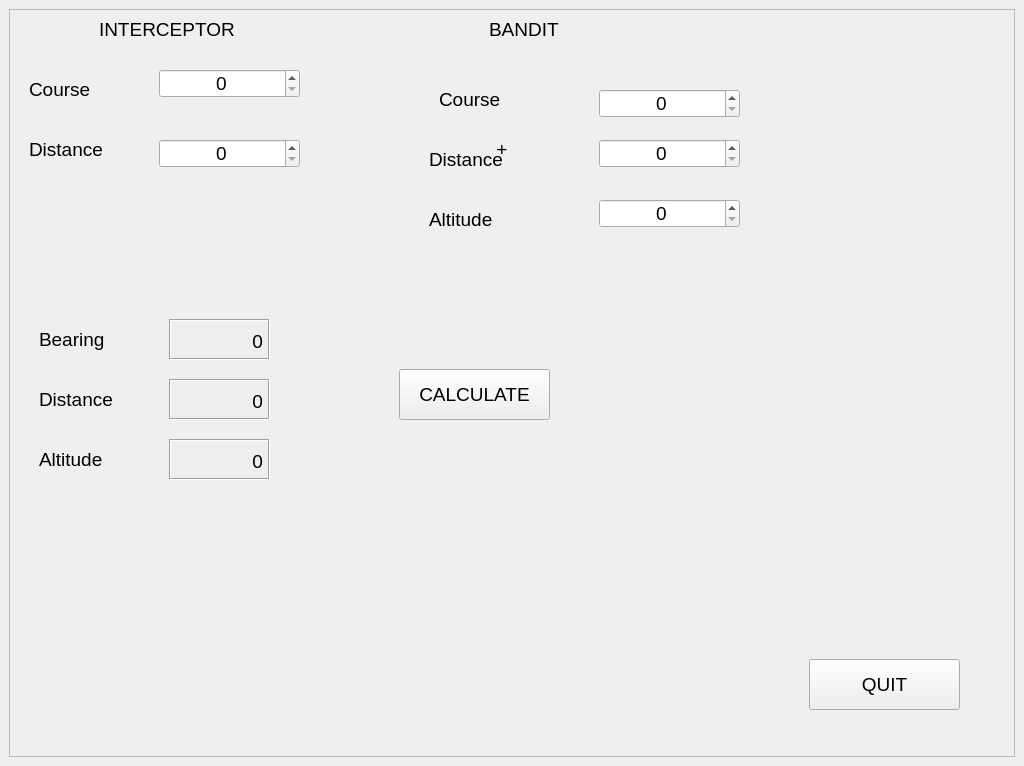
Above: calculatorform.ui from Barracuda-marina/qtcbra before the change. Below: the same form after it.
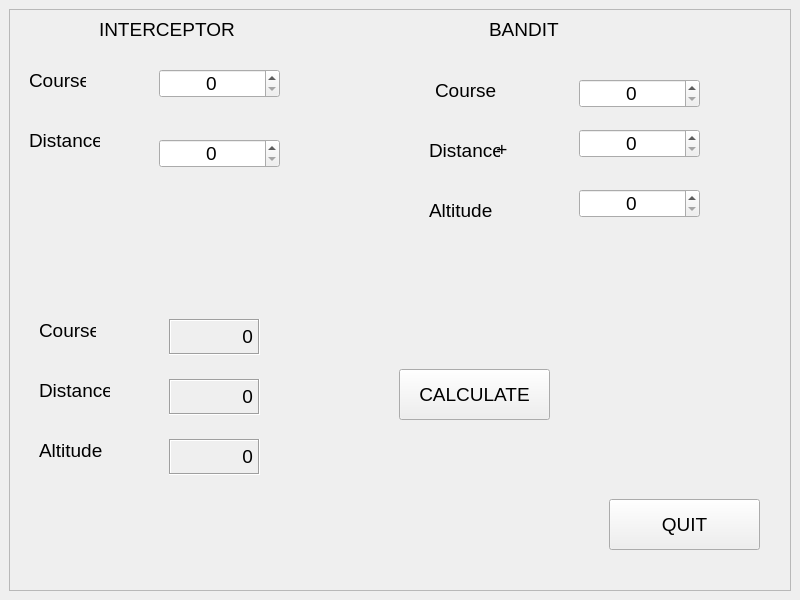
That is the form after the change. Icons and pictures are not drawn.

```diff
--- a/calculatorform.ui
+++ b/calculatorform.ui
@@ -2,14 +2,6 @@
 <ui version="4.0">
  <class>CalculatorForm</class>
  <widget class="QWidget" name="CalculatorForm">
-  <property name="geometry">
-   <rect>
-    <x>0</x>
-    <y>0</y>
-    <width>1024</width>
-    <height>766</height>
-   </rect>
-  </property>
   <property name="sizePolicy">
    <sizepolicy hsizetype="Preferred" vsizetype="Preferred">
     <horstretch>0</horstretch>
@@ -93,8 +85,8 @@
        <rect>
         <x>-20</x>
         <y>0</y>
-        <width>1006</width>
-        <height>601</height>
+        <width>791</width>
+        <height>471</height>
        </rect>
       </property>
       <widget class="QLabel" name="label_5">
@@ -102,8 +94,8 @@
         <rect>
          <x>40</x>
          <y>60</y>
-         <width>101</width>
-         <height>41</height>
+         <width>57</width>
+         <height>23</height>
         </rect>
        </property>
        <property name="text">
@@ -115,7 +107,7 @@
         <rect>
          <x>170</x>
          <y>60</y>
-         <width>141</width>
+         <width>121</width>
          <height>29</height>
         </rect>
        </property>
@@ -126,7 +118,7 @@
         <set>Qt::AlignCenter</set>
        </property>
        <property name="maximum">
-        <number>500</number>
+        <number>359</number>
        </property>
        <property name="singleStep">
         <number>2</number>
@@ -137,8 +129,8 @@
         <rect>
          <x>40</x>
          <y>120</y>
-         <width>111</width>
-         <height>41</height>
+         <width>71</width>
+         <height>23</height>
         </rect>
        </property>
        <property name="text">
@@ -150,7 +142,7 @@
         <rect>
          <x>170</x>
          <y>130</y>
-         <width>141</width>
+         <width>121</width>
          <height>29</height>
         </rect>
        </property>
@@ -161,16 +153,19 @@
         <set>Qt::AlignCenter</set>
        </property>
        <property name="maximum">
-        <number>359</number>
+        <number>300</number>
+       </property>
+       <property name="displayIntegerBase">
+        <number>10</number>
        </property>
       </widget>
       <widget class="QLabel" name="label_7">
        <property name="geometry">
         <rect>
-         <x>450</x>
+         <x>446</x>
          <y>70</y>
-         <width>101</width>
-         <height>41</height>
+         <width>61</width>
+         <height>23</height>
         </rect>
        </property>
        <property name="text">
@@ -182,8 +177,8 @@
         <rect>
          <x>440</x>
          <y>130</y>
-         <width>111</width>
-         <height>41</height>
+         <width>71</width>
+         <height>23</height>
         </rect>
        </property>
        <property name="text">
@@ -195,8 +190,8 @@
         <rect>
          <x>440</x>
          <y>190</y>
-         <width>111</width>
-         <height>41</height>
+         <width>63</width>
+         <height>23</height>
         </rect>
        </property>
        <property name="text">
@@ -206,9 +201,9 @@
       <widget class="QSpinBox" name="inputSpinBox_Bandit_Alt">
        <property name="geometry">
         <rect>
-         <x>610</x>
-         <y>190</y>
-         <width>141</width>
+         <x>590</x>
+         <y>180</y>
+         <width>121</width>
          <height>29</height>
         </rect>
        </property>
@@ -219,15 +214,15 @@
         <set>Qt::AlignCenter</set>
        </property>
        <property name="maximum">
-        <number>359</number>
+        <number>500</number>
        </property>
       </widget>
       <widget class="QSpinBox" name="inputSpinBox_Bandit_Bear_BE">
        <property name="geometry">
         <rect>
-         <x>610</x>
-         <y>80</y>
-         <width>141</width>
+         <x>590</x>
+         <y>70</y>
+         <width>121</width>
          <height>29</height>
         </rect>
        </property>
@@ -238,7 +233,7 @@
         <set>Qt::AlignCenter</set>
        </property>
        <property name="maximum">
-        <number>500</number>
+        <number>359</number>
        </property>
        <property name="singleStep">
         <number>2</number>
@@ -247,9 +242,9 @@
       <widget class="QSpinBox" name="inputSpinBox_Bandit_Dist_BE">
        <property name="geometry">
         <rect>
-         <x>610</x>
-         <y>130</y>
-         <width>141</width>
+         <x>590</x>
+         <y>120</y>
+         <width>121</width>
          <height>29</height>
         </rect>
        </property>
@@ -260,7 +255,7 @@
         <set>Qt::AlignCenter</set>
        </property>
        <property name="maximum">
-        <number>359</number>
+        <number>300</number>
        </property>
       </widget>
       <widget class="QLabel" name="outputWidget_1">
@@ -268,8 +263,8 @@
         <rect>
          <x>180</x>
          <y>310</y>
-         <width>101</width>
-         <height>41</height>
+         <width>91</width>
+         <height>36</height>
         </rect>
        </property>
        <property name="frameShape">
@@ -290,12 +285,12 @@
         <rect>
          <x>50</x>
          <y>310</y>
-         <width>101</width>
-         <height>41</height>
+         <width>57</width>
+         <height>23</height>
         </rect>
        </property>
        <property name="text">
-        <string>Bearing</string>
+        <string>Course</string>
        </property>
       </widget>
       <widget class="QLabel" name="label_11">
@@ -303,8 +298,8 @@
         <rect>
          <x>50</x>
          <y>370</y>
-         <width>111</width>
-         <height>41</height>
+         <width>71</width>
+         <height>23</height>
         </rect>
        </property>
        <property name="text">
@@ -316,8 +311,8 @@
         <rect>
          <x>180</x>
          <y>370</y>
-         <width>101</width>
-         <height>41</height>
+         <width>91</width>
+         <height>36</height>
         </rect>
        </property>
        <property name="frameShape">
@@ -338,8 +333,8 @@
         <rect>
          <x>50</x>
          <y>430</y>
-         <width>111</width>
-         <height>41</height>
+         <width>63</width>
+         <height>23</height>
         </rect>
        </property>
        <property name="text">
@@ -351,8 +346,8 @@
         <rect>
          <x>180</x>
          <y>430</y>
-         <width>101</width>
-         <height>41</height>
+         <width>91</width>
+         <height>36</height>
         </rect>
        </property>
        <property name="frameShape">
@@ -411,8 +406,8 @@
      <widget class="QPushButton" name="pushButton_Quit">
       <property name="geometry">
        <rect>
-        <x>800</x>
-        <y>650</y>
+        <x>600</x>
+        <y>490</y>
         <width>151</width>
         <height>51</height>
        </rect>
```
Left out of the diff: 39 changed lines with no effect on the pictures.
